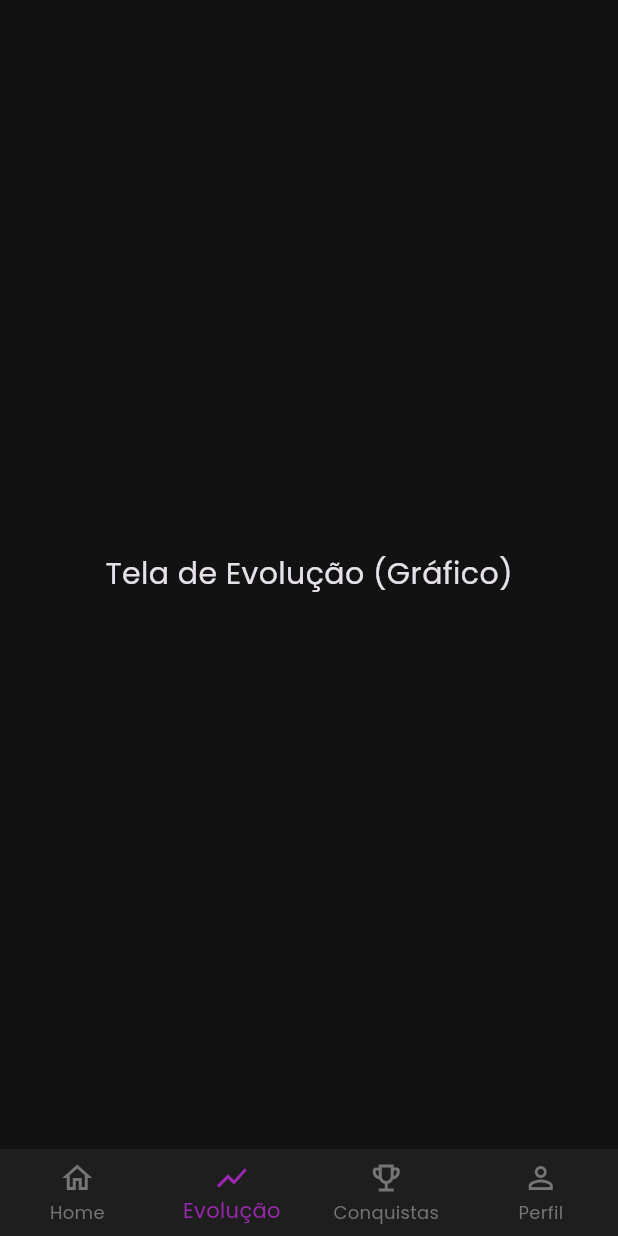
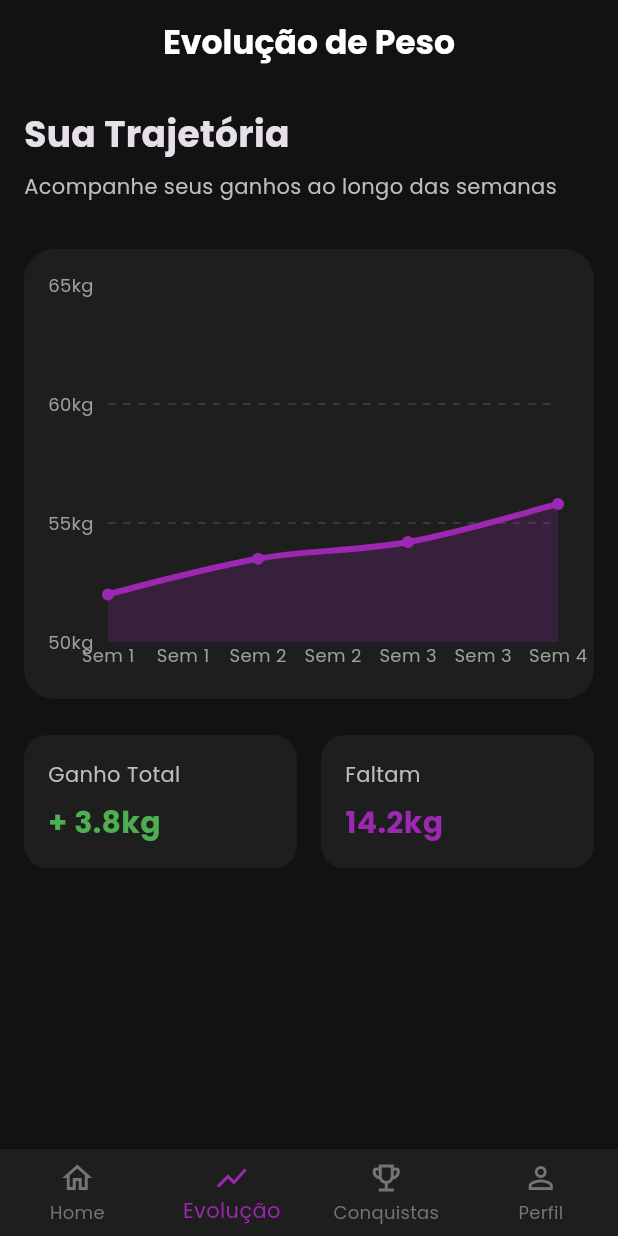
Before and after one commit to silvaaszx/BulkingTracker, a Flutter app: the screen it shows after launch, item 2 of the bottom bar chosen, on a phone screen of 412 x 824 dp. Run offline on Flutter 3.47's test engine with Material 3 defaults, Android fonts, the phone set to English and light mode, and no system bars; drawn by our look-alikes of fl_chart; our stand-ins replace google_fonts.

Commit message:
feat: adiciona tela de progresso e conecta à MainScreen

```diff
--- a/lib/features/main/presentation/main_screen.dart
+++ b/lib/features/main/presentation/main_screen.dart
@@ -1,6 +1,7 @@
 import 'package:flutter/material.dart';
 import 'package:bulkingtracker/features/dashboard/presentation/dashboard_screen.dart'; // Import da Dashboard
 import 'package:bulkingtracker/features/dashboard/presentation/achievements_screen.dart'; // Import das Conquistas
+import 'package:bulkingtracker/features/progress/presentation/progress_screen.dart';
 
 class MainScreen extends StatefulWidget {
   const MainScreen({super.key});
@@ -15,8 +16,8 @@ class _MainScreenState extends State<MainScreen> {
   // Agora temos 4 telas na nossa lista
   final List<Widget> _screens = [
     const DashboardScreen(),
-    const Center(child: Text('Tela de Evolução (Gráfico)', style: TextStyle(fontSize: 20))),
-    const AchievementsScreen(), // <-- Tem que estar chamando a nossa tela nova aqui
+    const ProgressScreen(), // <-- A mágica do gráfico entra aqui!
+    const AchievementsScreen(),
     const Center(child: Text('Perfil e Configurações', style: TextStyle(fontSize: 20))),
   ];
 
--- /dev/null
+++ b/lib/features/progress/presentation/progress_screen.dart
@@ -0,0 +1,150 @@
+import 'package:flutter/material.dart';
+import 'package:fl_chart/fl_chart.dart';
+
+class ProgressScreen extends StatelessWidget {
+  const ProgressScreen({super.key});
+
+  @override
+  Widget build(BuildContext context) {
+    final primaryColor = Theme.of(context).colorScheme.primary;
+
+    return Scaffold(
+      appBar: AppBar(
+        title: const Text('Evolução de Peso', style: TextStyle(fontWeight: FontWeight.bold)),
+      ),
+      body: Padding(
+        padding: const EdgeInsets.all(16.0),
+        child: Column(
+          crossAxisAlignment: CrossAxisAlignment.start,
+          children: [
+            const Text(
+              'Sua Trajetória',
+              style: TextStyle(fontSize: 24, fontWeight: FontWeight.bold),
+            ),
+            const SizedBox(height: 8),
+            Text(
+              'Acompanhe seus ganhos ao longo das semanas',
+              style: TextStyle(fontSize: 14, color: Colors.grey[400]),
+            ),
+            const SizedBox(height: 32),
+
+            // O Card que vai segurar o nosso gráfico
+            Container(
+              height: 300,
+              padding: const EdgeInsets.only(right: 24, left: 16, top: 24, bottom: 16),
+              decoration: BoxDecoration(
+                color: Theme.of(context).colorScheme.surface,
+                borderRadius: BorderRadius.circular(20),
+              ),
+              child: LineChart(
+                LineChartData(
+                  gridData: FlGridData(
+                    show: true,
+                    drawVerticalLine: false,
+                    getDrawingHorizontalLine: (value) {
+                      return FlLine(
+                        color: Colors.grey[800],
+                        strokeWidth: 1,
+                        dashArray: [5, 5], // Deixa a linha de fundo pontilhada e elegante
+                      );
+                    },
+                  ),
+                  titlesData: FlTitlesData(
+                    rightTitles: const AxisTitles(sideTitles: SideTitles(showTitles: false)),
+                    topTitles: const AxisTitles(sideTitles: SideTitles(showTitles: false)),
+                    bottomTitles: AxisTitles(
+                      sideTitles: SideTitles(
+                        showTitles: true,
+                        getTitlesWidget: (value, meta) {
+                          const style = TextStyle(color: Colors.grey, fontSize: 12);
+                          // Valores do Eixo X (Semanas)
+                          switch (value.toInt()) {
+                            case 1: return const Text('Sem 1', style: style);
+                            case 2: return const Text('Sem 2', style: style);
+                            case 3: return const Text('Sem 3', style: style);
+                            case 4: return const Text('Sem 4', style: style);
+                          }
+                          return const Text('', style: style);
+                        },
+                      ),
+                    ),
+                    leftTitles: AxisTitles(
+                      sideTitles: SideTitles(
+                        showTitles: true,
+                        reservedSize: 40,
+                        getTitlesWidget: (value, meta) {
+                          return Text(
+                            '${value.toInt()}kg',
+                            style: const TextStyle(color: Colors.grey, fontSize: 12),
+                          );
+                        },
+                      ),
+                    ),
+                  ),
+                  borderData: FlBorderData(show: false), // Tira aquela borda quadrada feia
+                  minX: 1,
+                  maxX: 4,
+                  minY: 50, // Peso mínimo do gráfico
+                  maxY: 65, // Peso máximo para dar espaço
+                  lineBarsData: [
+                    LineChartBarData(
+                      spots: const [
+                        FlSpot(1, 52.0), // Semana 1: 52kg
+                        FlSpot(2, 53.5), // Semana 2: 53.5kg
+                        FlSpot(3, 54.2), // Semana 3: 54.2kg
+                        FlSpot(4, 55.8), // Semana 4: 55.8kg
+                      ],
+                      isCurved: true, // Deixa a linha suave, sem quinas
+                      color: primaryColor,
+                      barWidth: 4,
+                      isStrokeCapRound: true,
+                      dotData: const FlDotData(show: true), // Mostra a bolinha em cada marcação
+                      belowBarData: BarAreaData(
+                        show: true,
+                        // Faz um degradê bonitão embaixo da linha
+                        color: primaryColor.withOpacity(0.2),
+                      ),
+                    ),
+                  ],
+                ),
+              ),
+            ),
+
+            const SizedBox(height: 24),
+
+            // Resumo extra embaixo do gráfico
+            Row(
+              children: [
+                Expanded(
+                  child: _buildSummaryCard(context, 'Ganho Total', '+ 3.8kg', Colors.green),
+                ),
+                const SizedBox(width: 16),
+                Expanded(
+                  child: _buildSummaryCard(context, 'Faltam', '14.2kg', primaryColor),
+                ),
+              ],
+            )
+          ],
+        ),
+      ),
+    );
+  }
+
+  Widget _buildSummaryCard(BuildContext context, String title, String value, Color valueColor) {
+    return Container(
+      padding: const EdgeInsets.all(16),
+      decoration: BoxDecoration(
+        color: Theme.of(context).colorScheme.surface,
+        borderRadius: BorderRadius.circular(16),
+      ),
+      child: Column(
+        crossAxisAlignment: CrossAxisAlignment.start,
+        children: [
+          Text(title, style: TextStyle(color: Colors.grey[400], fontSize: 14)),
+          const SizedBox(height: 8),
+          Text(value, style: TextStyle(fontWeight: FontWeight.bold, fontSize: 20, color: valueColor)),
+        ],
+      ),
+    );
+  }
+}
```
